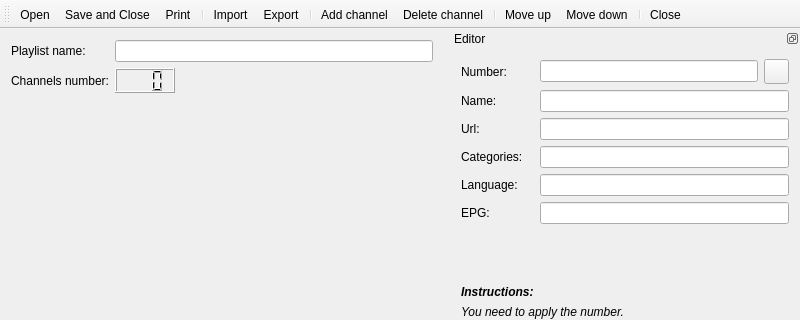
This is src/ui/playlist/PlaylistEdit.ui in ntadej/tano as Qt 5 draws it before an edit; both pictures show x 0 to 800 and y 0 to 320 of the 800 by 700 pixel window. The edited form follows.
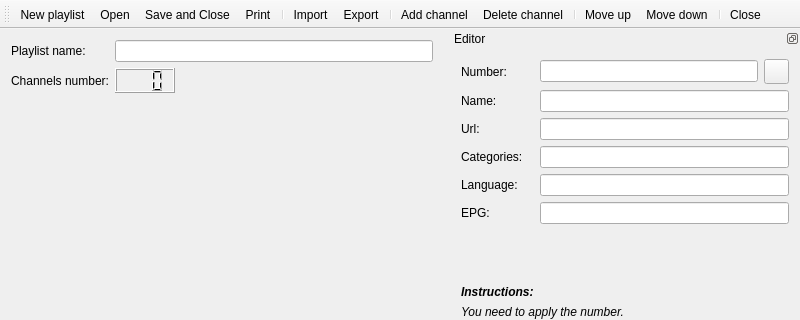
This is the edited form. Icons and pictures are not drawn. Custom widgets are drawn as their Qt base class.

Commit message:
New playlists - Disel TV and playlist handling update
Playlist Editor was fixed a little

```diff
--- a/src/ui/playlist/PlaylistEdit.ui
+++ b/src/ui/playlist/PlaylistEdit.ui
@@ -82,6 +82,7 @@
    <attribute name="toolBarBreak">
     <bool>false</bool>
    </attribute>
+   <addaction name="actionNew"/>
    <addaction name="actionOpen"/>
    <addaction name="actionSave"/>
    <addaction name="actionPrint"/>
@@ -565,6 +566,15 @@
     <string>Download from Web</string>
    </property>
   </action>
+  <action name="actionNew">
+   <property name="icon">
+    <iconset resource="../../../data/icons.qrc">
+     <normaloff>:/icons/24x24/new.png</normaloff>:/icons/24x24/new.png</iconset>
+   </property>
+   <property name="text">
+    <string>New playlist</string>
+   </property>
+  </action>
  </widget>
  <layoutdefault spacing="6" margin="11"/>
  <customwidgets>
```
The commit also changes 29 other files.
